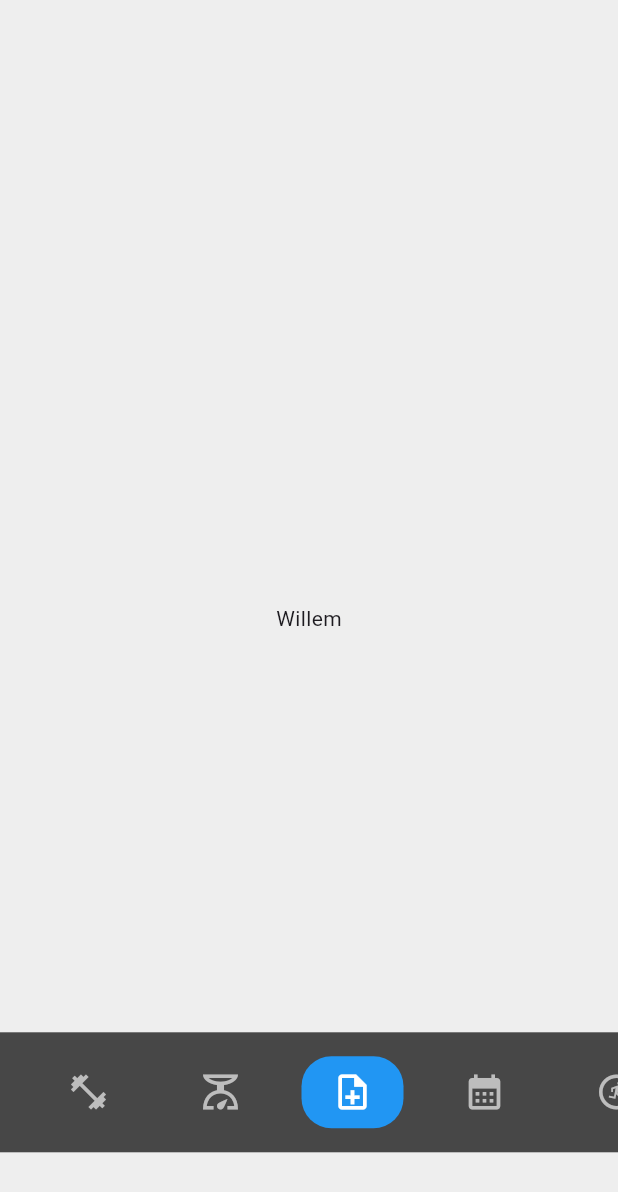
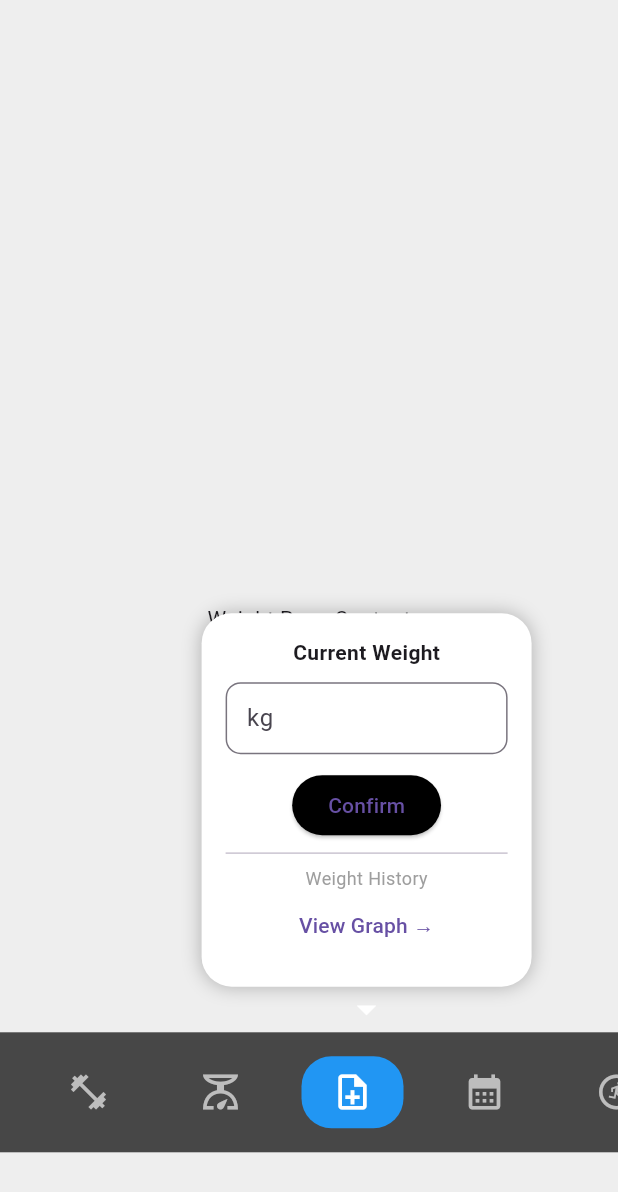
Before and after one commit to noMBavailable/Fitness-app, a Flutter app: the screen it shows after launch, after a tap on the "scale" icon, after a tap on the "note add" icon, on a phone screen of 412 x 824 dp. Shown: the top 1192 px of the screen. Run offline on Flutter 3.47's test engine with Material 3 defaults, Android fonts, the phone set to English and light mode, and no system bars.

Commit message:
Patch 0.11_5
> Added scripts: Weight_modal.dart
> Updated scripts: Home_screen.dart
Main.dart

>Weight_modal:
Builds the weight modal that pops up when you press the weight button.
You can input a number in the modal and confirm the current weight.
(unavailable).
And there's a button to go to the weight graph.(unavailable).

> Main:
Added reference to weight_modal.
Added listener and positioning for the modal.

>Home_screen:
Added buttons and an image.

```diff
--- a/lib/main.dart
+++ b/lib/main.dart
@@ -2,6 +2,7 @@ import 'package:flutter/material.dart';
 import 'managers/nav_manager.dart';
 import 'widgets/swipe_nav_dock.dart';
 import 'screens/home_screen.dart';
+import 'widgets/weight_modal.dart'; // Ensure this file exists in your widgets folder
 
 void main() => runApp(const FitnessApp());
 
@@ -10,11 +11,16 @@ class FitnessApp extends StatelessWidget {
 
   @override
   Widget build(BuildContext context) {
-    return MaterialApp(debugShowCheckedModeBanner: false, home: FitnessHomeScreen());
+    return MaterialApp(
+      debugShowCheckedModeBanner: false,
+      home: FitnessHomeScreen(),
+    );
   }
 }
 
 class FitnessHomeScreen extends StatefulWidget {
+  const FitnessHomeScreen({super.key});
+
   @override
   State<FitnessHomeScreen> createState() => _FitnessHomeScreenState();
 }
@@ -22,18 +28,32 @@ class FitnessHomeScreen extends StatefulWidget {
 class _FitnessHomeScreenState extends State<FitnessHomeScreen> {
   final NavManager _navManager = NavManager();
 
+  // Removed 'final' so we can change this value
+  bool _showWeightModal = false;
+
   final List<Widget> _pages = [
     const HomeScreen(),
-    const Center(child: Text("Wokrout Page")),
-    const Center(child: Text("Willem")),
-    const Center(child: Text("Wokroasdasddae")),
+    const Center(child: Text("Workout Page")),
+    const Center(child: Text("Weight Page Content")),
+    const Center(child: Text("Settings Page")),
   ];
 
   @override
   void initState() {
     super.initState();
-    // Listen to the manager, makes it so the buttons can be pressed and it updates to other button
-    _navManager.addListener(() => setState(() {}));
+
+    // Listen to changes in the NavManager
+    _navManager.addListener(() {
+      setState(() {
+        // If index 2 (Weight) is selected, show the modal
+        if (_navManager.currentIndex == 2) {
+          _showWeightModal = true;
+        } else {
+          // If any other tab is selected, hide the modal
+          _showWeightModal = false;
+        }
+      });
+    });
   }
 
   @override
@@ -42,12 +62,27 @@ class _FitnessHomeScreenState extends State<FitnessHomeScreen> {
       backgroundColor: Colors.grey[200],
       body: Stack(
         children: [
-          // The main content
-          _pages[_navManager.currentIndex],
+          // 1. The main content (wrapped in detector to close modal on tap)
+          GestureDetector(
+            onTap: () {
+              if (_showWeightModal) {
+                setState(() => _showWeightModal = false);
+              }
+            },
+            child: _pages[_navManager.currentIndex],
+          ),
 
-          // The floating navigation bar near the bottom
+          // 2. THE FLOATING MODAL
+          if (_showWeightModal)
+            Align(
+              // Adjust 0.6 horizontally and 0.5 vertically to line up with your button
+              alignment: const Alignment(0.4, 0.5),
+              child: const WeightModal(),
+            ),
+
+          // 3. The floating navigation bar
           Align(
-            alignment: const Alignment(0, 0.85),     // const might need to be removed when the navbar changes
+            alignment: const Alignment(0, 0.85),
             child: SwipeNavDock(manager: _navManager),
           ),
         ],
--- a/lib/screens/home_screen.dart
+++ b/lib/screens/home_screen.dart
@@ -17,12 +17,15 @@ class HomeScreen extends StatelessWidget {
               Center(
                 child: Column(
                   mainAxisSize: MainAxisSize.min,
-                children : const [
+                  children: const [
                     Text(
                       "Next workout",
-                style: TextStyle(fontSize: 22, fontWeight: FontWeight.w600),
+                      style: TextStyle(
+                        fontSize: 22,
+                        fontWeight: FontWeight.w600,
                       ),
-              SizedBox(height: 30),
+                    ),
+                    SizedBox(height: 10),
                     Text(
                       "24 minutes",
                       style: TextStyle(fontSize: 18, color: Colors.grey),
@@ -30,12 +33,80 @@ class HomeScreen extends StatelessWidget {
                   ],
                 ),
               ),
+              const SizedBox(height: 30),
+              Center(
+                child: Container(
+                  padding: const EdgeInsets.all(12),
+                  decoration: BoxDecoration(
+                    color: Colors.black.withValues(alpha: 0.7),
+                    borderRadius: BorderRadius.circular(20),
+                  ),
+                  child: Row(
+                    mainAxisAlignment: MainAxisAlignment.center,
+                    mainAxisSize: MainAxisSize.min,
+                    children: [
+                      Center(),
+                      // Workout button
+                      ElevatedButton(
+                        onPressed: () => print("Start Pressed"),
+                        style: OutlinedButton.styleFrom(
+                          side: const BorderSide(color: Colors.black),
+                          foregroundColor: Colors.black,
+                          shape: RoundedRectangleBorder(
+                            borderRadius: BorderRadius.circular(15),
+                          ),
+                        ),
+                        child: const Text("Start workout"),
+                      ),
+                      const SizedBox(width: 20),
 
-
-              const SizedBox(height: 30),
+                      ElevatedButton(
+                        onPressed: () => print("Edit Pressed"),
+                        style: OutlinedButton.styleFrom(
+                          side: const BorderSide(color: Colors.black),
+                          foregroundColor: Colors.black,
+                          shape: RoundedRectangleBorder(
+                            borderRadius: BorderRadius.circular(15),
+                          ),
+                        ),
+                        child: const Text("Edit workout"),
+                      ),
                     ],
                   ),
-        )
+                ),
+              ),
+              const SizedBox(height: 40), // Gap after the buttons
+              Center(
+                child: Container(
+                  width: 250,
+                  height: 250,
+                  decoration: BoxDecoration(
+                    color: Colors.white,
+                    border: Border.all(color: Colors.black, width: 1.0),
+                    borderRadius: BorderRadius.circular(45), // Smooth corners
+                  ),
+                  child: const Icon(
+                    Icons.people_alt,
+                    size: 150,
+                    color: Colors.black,
+                  ),
+                ),
+              ),
+
+              const SizedBox(height: 10),
+
+              const Text(
+                "Time to crush it!",
+                textAlign: TextAlign.center,
+                style: TextStyle(
+                  fontSize: 20,
+                  fontStyle: FontStyle.italic,
+                  color: Colors.black,
+                ),
+              ),
+            ],
+          ),
+        ),
       ],
     );
   }
--- /dev/null
+++ b/lib/widgets/weight_modal.dart
@@ -0,0 +1,56 @@
+// This would be a new widget file: lib/widgets/weight_modal.dart
+import 'package:flutter/material.dart';
+
+class WeightModal extends StatelessWidget {
+  const WeightModal({super.key});
+
+  @override
+  Widget build(BuildContext context) {
+    return Column(
+      mainAxisSize: MainAxisSize.min,
+      children: [
+        // 1. THE BUBBLE
+        Container(
+          width: 220,
+          padding: const EdgeInsets.all(16),
+          decoration: BoxDecoration(
+            color: Colors.white,
+            borderRadius: BorderRadius.circular(20),
+            boxShadow: [BoxShadow(color: Colors.black26, blurRadius: 10)],
+          ),
+          child: Column(
+            children: [
+              const Text("Current Weight", style: TextStyle(fontWeight: FontWeight.bold)),
+              const SizedBox(height: 10),
+              // Input Field
+              TextField(
+                keyboardType: TextInputType.number,
+                decoration: InputDecoration(
+                  hintText: "kg",
+                  border: OutlineInputBorder(borderRadius: BorderRadius.circular(10)),
+                  contentPadding: const EdgeInsets.symmetric(horizontal: 10),
+                ),
+              ),
+              const SizedBox(height: 10),
+              // Confirm Button
+              ElevatedButton(
+                onPressed: () {},
+                style: ElevatedButton.styleFrom(backgroundColor: Colors.black),
+                child: const Text("Confirm"),
+              ),
+              const Divider(),
+              // History Section
+              const Text("Weight History", style: TextStyle(fontSize: 12, color: Colors.grey)),
+              TextButton(
+                onPressed: () => print("Go to Graph"),
+                child: const Text("View Graph →"),
+              ),
+            ],
+          ),
+        ),
+        // 2. THE ARROW (A small triangle)
+        const Icon(Icons.arrow_drop_down, color: Colors.white, size: 30),
+      ],
+    );
+  }
+}
```
Lines whose indentation alone changed are shown as unchanged.
